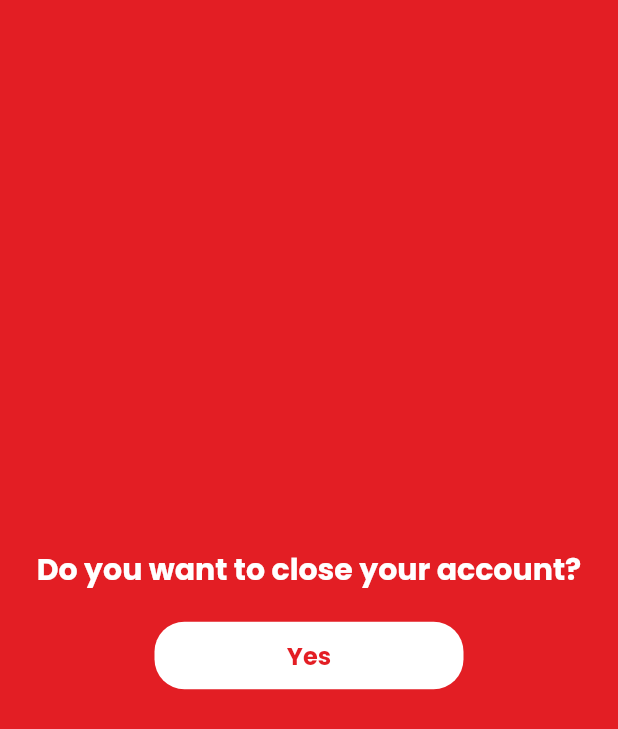
After one commit to prithvisaran3/WooCommerce_Flutter, a Flutter app: the CloseAccountScreen screen opened directly, on a phone screen of 412 x 824 dp. The commit adds this screen. Shown: the top 729 px of the screen. Run offline on Flutter 3.47's test engine with Material 2 defaults, Android fonts, the phone set to English and light mode, and no system bars; our stand-ins replace audioplayers, cached_network_image, carousel_slider, cloud_firestore, dots_indicator, firebase_core and 13 more; missing offline and left inert: flutter_html_v3, razorpay_flutter; accounts and stored records are empty; network calls fail.

Commit message:
iOS out after changing useless buttons

```diff
--- /dev/null
+++ b/lib/app/ui/screens/profile/close_account.dart
@@ -0,0 +1,64 @@
+import 'package:flutter/material.dart';
+import 'package:get/get.dart';
+import 'package:steels/app/ui/themes/colors.dart';
+import 'package:steels/app/ui/themes/font_size.dart';
+import 'package:steels/app/ui/widgets/common/button.dart';
+import 'package:steels/app/ui/widgets/common/common_snackbar.dart';
+import 'package:steels/app/ui/widgets/common/text.dart';
+
+class CloseAccountScreen extends StatelessWidget {
+  const CloseAccountScreen({super.key});
+
+  @override
+  Widget build(BuildContext context) {
+    return SafeArea(
+      child: Scaffold(
+        backgroundColor: AppColors.primary,
+        body: Column(
+          mainAxisAlignment: MainAxisAlignment.center,
+          crossAxisAlignment: CrossAxisAlignment.center,
+          children: [
+            Center(
+              child: CommonText(
+                textAlign: TextAlign.center,
+                text: "Do you want to close your account?",
+                style: boldText(
+                  color: Colors.white,
+                  fontSize: 20,
+                ),
+              ),
+            ),
+            const SizedBox(height: 20),
+            GestureDetector(
+              onTap: () {
+                Get.back();
+                commonSnackBar(title: "Your request is successfully submitted");
+                // Get.back();
+              },
+              child: Container(
+                height: 45,
+                alignment: Alignment.center,
+                width: Get.width / 2,
+                decoration: BoxDecoration(
+                  borderRadius: BorderRadius.circular(20.0),
+                  color: AppColors.white,
+                  // gradient: const LinearGradient(
+                  //   begin: Alignment.centerLeft,
+                  //   end: Alignment.centerRight,
+                  //   tileMode: TileMode.mirror,
+                  //   colors: [AppColors.primary, AppColors.secondary],
+                  // ),
+                ),
+                child: Text(
+                  "Yes",
+                  textAlign: TextAlign.center,
+                  style: boldText(fontSize: 16, color: AppColors.primary),
+                ),
+              ),
+            ),
+          ],
+        ),
+      ),
+    );
+  }
+}
```
Also changed, not shown: lib/app/ui/screens/product/all_products.dart (+9 -9 lines), lib/app/ui/screens/profile/profile_screen.dart (+13 -3 lines).
